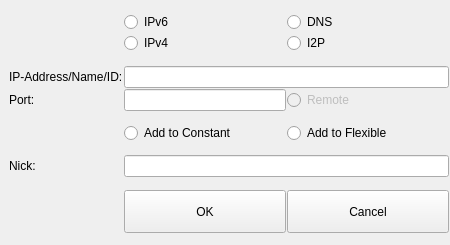
Before: the Qt Designer form ui/address-input.ui in berndhs/arado, drawn with Qt 5.
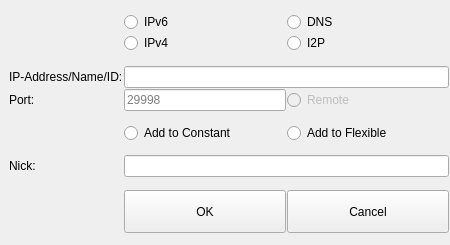
After: the same form once the commit is applied. Icons and pictures are not drawn.

Commit message: a placeholder for the port?

The edit to the form file:
```diff
--- a/ui/address-input.ui
+++ b/ui/address-input.ui
@@ -85,7 +85,11 @@
     </widget>
    </item>
    <item row="5" column="2">
-    <widget class="QLineEdit" name="portEdit"/>
+    <widget class="QLineEdit" name="portEdit">
+     <property name="placeholderText">
+      <string>29998</string>
+     </property>
+    </widget>
    </item>
    <item row="7" column="2">
     <widget class="QRadioButton" name="constantButton">
```
